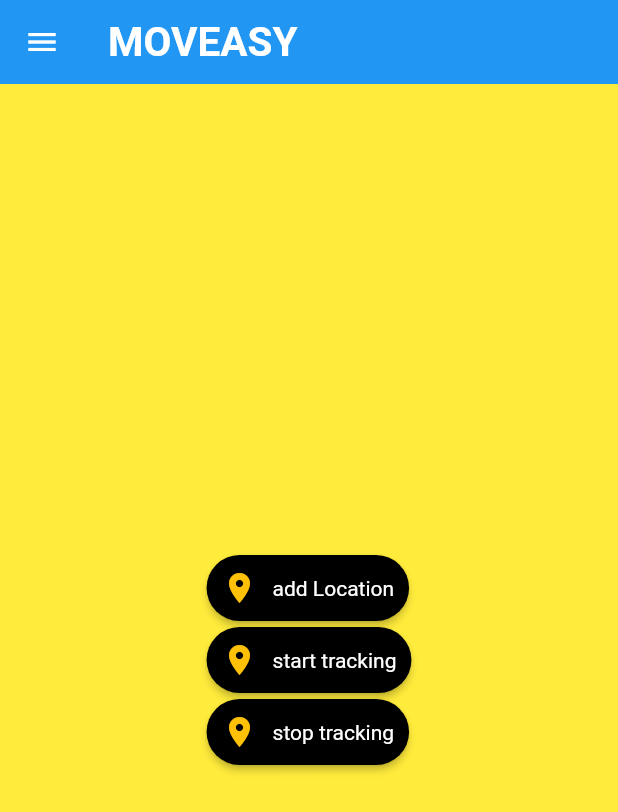
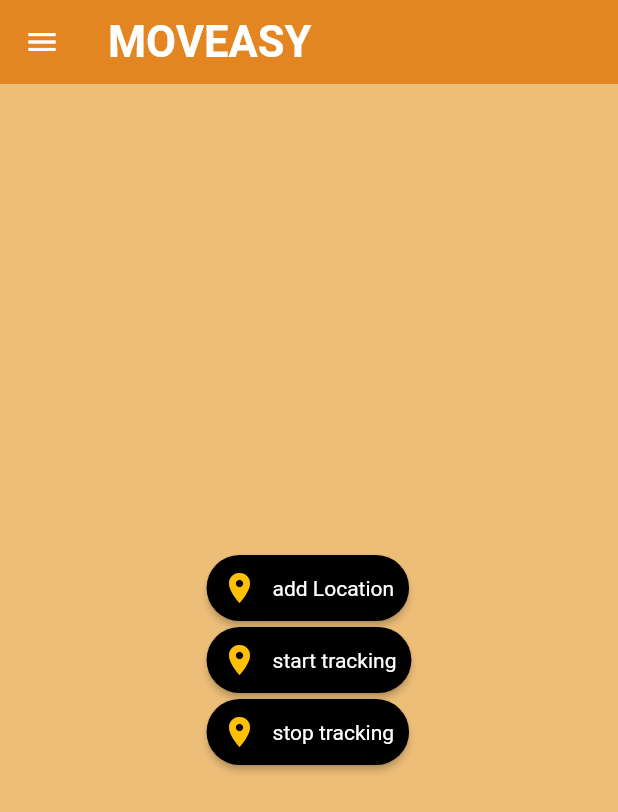
Before and after one commit to Priyansh-911/New-Location-App, a Flutter app: the MyApp screen opened directly, in the side drawer, after a tap on "HOME", on a phone screen of 412 x 824 dp. Shown: the top 812 px of the screen. Run offline on Flutter 3.47's test engine with Material 2 defaults, Android fonts, the phone set to English and light mode, and no system bars; our stand-ins replace auto_size_text, cached_network_image, cloud_firestore, firebase_auth, firebase_core, flutter_animate and 11 more; missing offline and left inert: json_path; accounts and stored records are empty; network calls fail.

Commit message:
new commit

```diff
--- a/lib/auth/login_page.dart
+++ b/lib/auth/login_page.dart
@@ -58,7 +58,7 @@ class _LoginPageState extends State<LoginPage> {
                                 labelText: "Email",
                                 prefixIcon: Icon(
                                   Icons.email,
-                                  color: Theme.of(context).primaryColor,
+                                  color: Colors.black,
                                 )),
                             onChanged: (val) {
                               setState(() {
@@ -82,7 +82,7 @@ class _LoginPageState extends State<LoginPage> {
                                 labelText: "Password",
                                 prefixIcon: Icon(
                                   Icons.lock,
-                                  color: Theme.of(context).primaryColor,
+                                  color: Colors.black,
                                 )),
                             validator: (val) {
                               if (val!.length < 6) {
@@ -104,7 +104,7 @@ class _LoginPageState extends State<LoginPage> {
                             width: double.infinity,
                             child: ElevatedButton(
                               style: ElevatedButton.styleFrom(
-                                  primary: Theme.of(context).primaryColor,
+                                  primary: Color.fromARGB(255, 216, 123, 36),
                                   elevation: 0,
                                   shape: RoundedRectangleBorder(
                                       borderRadius: BorderRadius.circular(30))),
--- a/lib/drawer.dart
+++ b/lib/drawer.dart
@@ -65,7 +65,7 @@ class _MyDrawerState extends State<MyDrawer> {
         "https://media.istockphoto.com/id/1209654046/vector/user-avatar-profile-icon-black-vector-illustration.jpg?s=612x612&w=0&k=20&c=EOYXACjtZmZQ5IsZ0UUp1iNmZ9q2xl1BD1VvN6tZ2UI=";
     return Drawer(
       child: Container(
-        color: Color.fromARGB(255, 49, 29, 83),
+        color: Color.fromARGB(255, 212, 145, 73),
         child: ListView(
           children: [
             DrawerHeader(
--- a/lib/main.dart
+++ b/lib/main.dart
@@ -78,18 +78,19 @@ class _MyAppState extends State<MyApp> {
       onWillPop: () async => false,
       child: SafeArea(
         child: Scaffold(
+
           appBar: AppBar(
-            backgroundColor: Theme.of(context).primaryColor,
+            backgroundColor: Color.fromARGB(255, 227, 133, 33),
             elevation: 0,
             title: const Text(
               "MOVEASY",
               style: TextStyle(
                   color: Colors.white,
-                  fontSize: 27,
+                  fontSize: 29,
                   fontWeight: FontWeight.bold),
             ),
           ),
-          backgroundColor: Colors.yellow,
+          backgroundColor: Color.fromARGB(255, 237, 190, 120),
           drawer: MyDrawer(),
           // appBar: AppBar(
           //   title: Text('live location tracker'),
```
